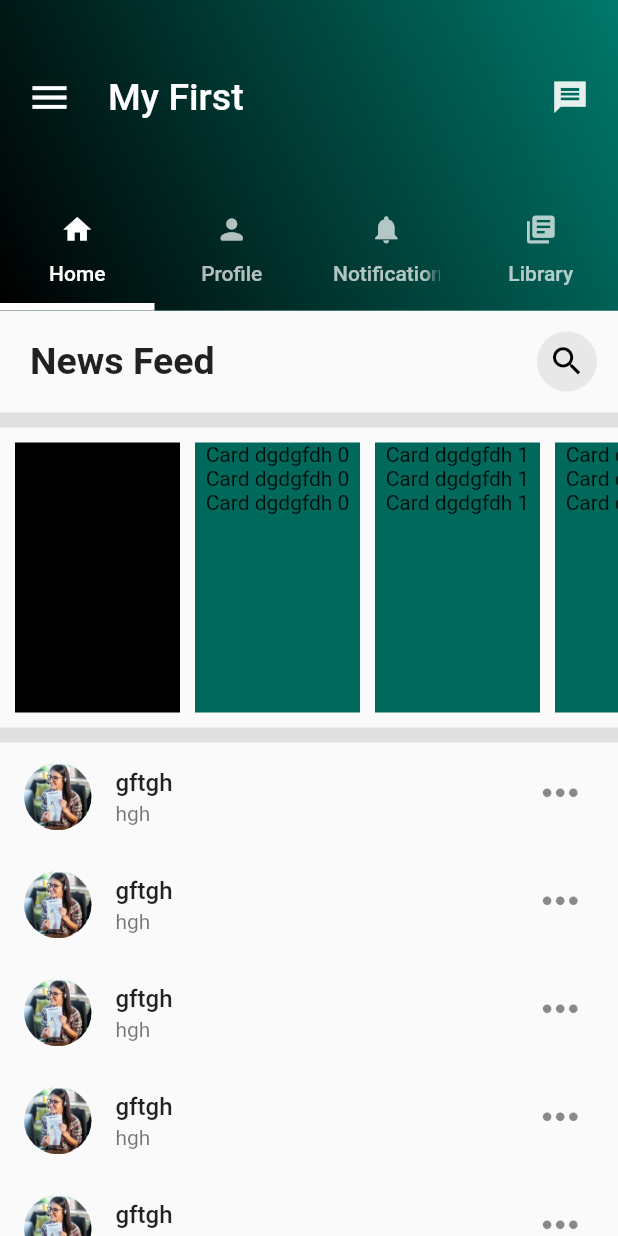
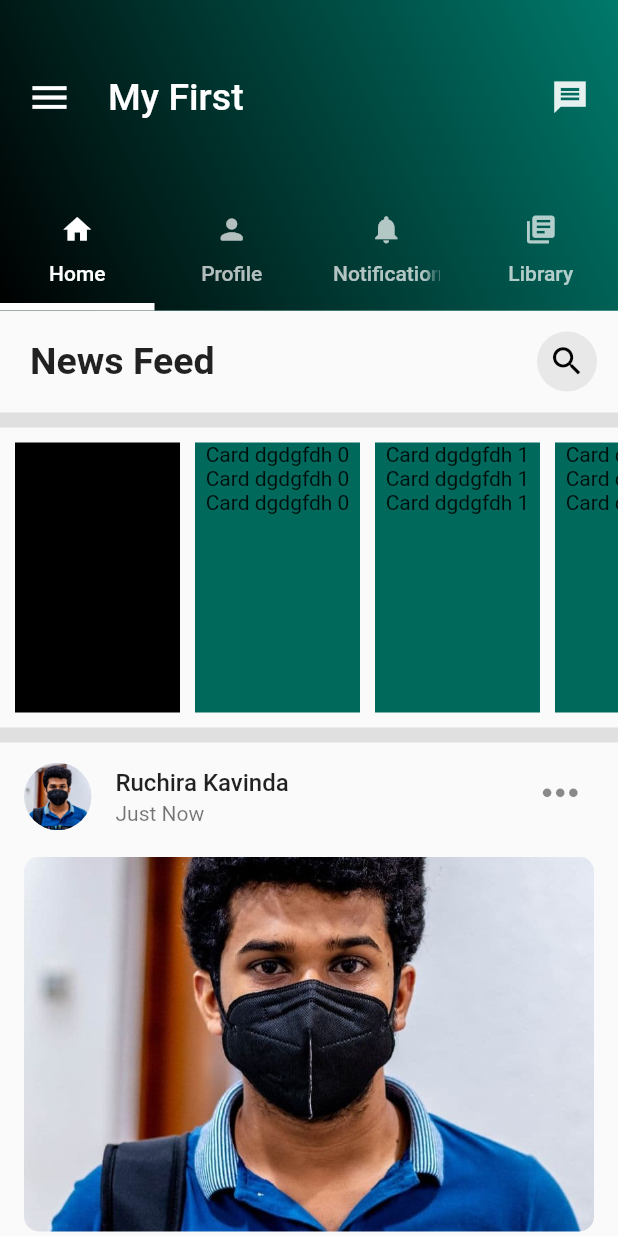
Before and after one commit to Ruchirakavinda/flutter_myfirst, a Flutter app: the screen it shows after launch, on a phone screen of 412 x 824 dp. Run offline on Flutter 3.47's test engine with Material 2 defaults, Android fonts, the phone set to English and light mode, and no system bars; our stand-ins replace flutter_spinkit; accounts and stored records are empty.

Commit message:
images added to  vertical list

```diff
--- a/lib/home.dart
+++ b/lib/home.dart
@@ -1,6 +1,5 @@
 import 'package:flutter/material.dart';
-import 'package:myfirst/tab2.dart';
-import 'package:myfirst/tabs.dart';
+import 'package:myfirst/tab1.dart';
 // import 'package:flutter/rendering.dart';
 
 class MyHome extends StatefulWidget {
@@ -70,10 +69,10 @@ class _MyHomeState extends State<MyHome> {
           ),
            body: TabBarView(
             children: [
-              Tab6(),
-              Tab2(),
-              Tab3(),
-              Tab4(),
+              Tab1(),
+              Tab1(),
+              Tab1(),
+              Tab1(),
 
             ],
          ),
--- /dev/null
+++ b/lib/tab1.dart
@@ -0,0 +1,276 @@
+import 'package:flutter/material.dart';
+
+class Tab1 extends StatefulWidget {
+  const Tab1({ Key? key }) : super(key: key);
+
+  @override
+  _Tab1State createState() => _Tab1State();
+}
+
+class _Tab1State extends State<Tab1> {
+
+  List name=["Ruchira Kavinda","Mia Andrus","Sunny Lisa"];
+  List time = ["Just Now","36 m","12 h"];
+  List img= ["assests/my.jpg","assests/girl.png","assests/girl.png"];
+
+
+
+  @override
+  Widget build(BuildContext context) {
+    return Scaffold(
+      body: Container(
+        child: SingleChildScrollView(
+          child: Column(
+            mainAxisSize: MainAxisSize.min,
+            children: [
+              Container(
+                child: Row(
+                            mainAxisAlignment: MainAxisAlignment.spaceBetween,
+                            children:<Widget> [
+                              Column(
+                                children:<Widget> [
+                                  Container(
+                                    margin: EdgeInsets.fromLTRB(20, 0, 0, 0),
+                                    child:Text(
+                                      "News Feed",
+                                      style: TextStyle(
+                                        fontSize:25.0 ,fontWeight: FontWeight.w700,
+                                        ),
+                                        )
+                                        ),
+
+                                ],
+                              ),
+                            Container(
+                                margin: EdgeInsets.all(10.0),
+                                child: Column(
+                                  children:<Widget> [
+                                    FloatingActionButton(
+                                      backgroundColor: Colors.grey.withOpacity(0.2),
+                                      mini: true,
+                                      elevation: 0.0,
+                                      child: Icon(Icons.search,size: 25,color: Colors.black,),
+                                      onPressed: (){},
+                                    ),
+                                  ],
+                                ),
+                              ),
+
+                            ],
+                ),
+              ),
+
+              Container(
+                height: 10,
+                color: Colors.grey[300],
+              ),
+
+              SizedBox(
+                height:200,
+                child: ListView.builder(
+                  itemCount: 10,
+                  scrollDirection:Axis.horizontal,
+                  itemBuilder:(context,index) => Row(
+                    children: [
+
+                      Container(
+                        width: index==0?110:0.0,
+                        margin: EdgeInsets.fromLTRB(10,10, index==0?10:0 ,10),
+                        child: Center(
+                          child:Column(
+                            children: [
+                              Text("")
+                            ],
+                          ),
+                          ),
+                        color: Colors.black,
+                      ),
+
+
+                      Container(
+                        width: 110,
+                        margin: EdgeInsets.fromLTRB(0,10,0,10),
+                        child: Center(
+                          child:Column(
+                            children: [
+                              Text("Card dgdgfdh $index"),
+                              Text("Card dgdgfdh $index"),
+                              Text("Card dgdgfdh $index"),
+                            ],
+                          ),
+                          ),
+                        color: Colors.teal[800],
+                      ),
+                    ],
+                  )
+                  ),
+              ),
+
+              Container(
+                height: 10,
+                color: Colors.grey[300],
+              ),
+
+
+              Flexible(
+                child:ListView.separated(
+                    separatorBuilder: (context, index) => Container(
+                    height: 10,
+                    color: Colors.grey[300],
+                  ),
+                  itemCount: name.length,
+                  physics: NeverScrollableScrollPhysics(),
+                  shrinkWrap: true,
+                  itemBuilder:(context,index)=>Column(
+                    children: [
+                      ListTile(
+                        leading:Container(
+                              width:45.0,
+                              height:45.0,
+                              margin: EdgeInsets.fromLTRB(0,0,0,0),
+                              decoration: BoxDecoration(
+                              shape: BoxShape.circle,
+                              image: DecorationImage(
+                              image: AssetImage(img[index]),
+                                    fit: BoxFit.fill,
+                                ),
+                              ),
+                            ),
+                            onTap: (){},
+                            title: Text(name[index],style: TextStyle(fontWeight: FontWeight.w500),),
+                            subtitle: Text(time[index]),
+                            trailing:Column(
+                            children: [
+                              IconButton(
+                                icon:Icon(Icons.more_horiz,size: 35.0,), onPressed: () {  } ,
+                                ),
+                              ],
+                            ),
+                      ),
+
+
+                      ListTile(
+                      title : Container(
+                        width: MediaQuery.of(context).size.width,
+                        height: 250,
+                        decoration: BoxDecoration(
+                        borderRadius: BorderRadius.circular(10),
+                        image: DecorationImage(
+                        image: AssetImage(img[index]),
+                        fit: BoxFit.cover,
+                        ),
+                      ),
+                      ),
+                      ),
+
+
+
+                      Padding(
+                        padding: const EdgeInsets.fromLTRB(20,20,20,0),
+                        child: Row(
+                          mainAxisAlignment: MainAxisAlignment.spaceBetween,
+                          children: [
+                            Container(
+                              child: Row(
+                                children: [
+                                  Text("251"),
+                                  Text(" Stars")
+                                ],
+                              ),
+                            ),
+
+                            Container(
+                              child: Row(
+                                children: [
+                                  Text("51"),
+                                  Text(" Comments")
+                                ],
+                              ),
+                            ),
+
+                            Container(
+                              child: Row(
+                                children: [
+                                  Text("25"),
+                                  Text(" Shares")
+                                ],
+                              ),
+                            )
+                          ],
+                        ),
+                      ),
+
+
+                      Divider(),
+
+
+                      Padding(
+                        padding: EdgeInsets.fromLTRB(20,0,20,0),
+                        child: Row(
+                          mainAxisAlignment: MainAxisAlignment.spaceBetween,
+                          children: [
+                            IconButton(
+                              onPressed: (){},
+                              icon: Icon(Icons.star,size: 30,color: Colors.black54,)),
+
+                            IconButton(
+                              onPressed: (){},
+                              icon: Icon(Icons.comment,size: 30,color: Colors.black54,)),
+
+                            IconButton(
+                            onPressed: (){},
+                            icon: Icon(Icons.share,size: 30,color: Colors.black54,))
+                          ],
+
+
+                        ),
+                      ),
+
+                      Divider(),
+
+
+                      ListTile(
+                        leading:Container(
+                          width:35.0,
+                          height:35.0,
+                          margin: EdgeInsets.fromLTRB(0,0,0,0),
+                          decoration: BoxDecoration(
+                          shape: BoxShape.circle,
+                          image: DecorationImage(
+                          image: AssetImage(img[index]),
+                                fit: BoxFit.fill,
+                            ),
+                          ),
+                        ),
+                        onTap: (){},
+                        title: Text(name[index],style: TextStyle(fontWeight: FontWeight.w500),),
+                        subtitle: Column(
+                          crossAxisAlignment: CrossAxisAlignment.start,
+                          children: [
+                            Text(time[index]),
+                            Padding(
+                              padding: const EdgeInsets.fromLTRB(0,10,0,10),
+                              child: Text('I need to make body part scrollable.\nHow can i implement that scroll.',style: TextStyle(fontSize: 16,color: Colors.black),),
+                            )
+                          ],
+                        ),
+
+                      ),
+
+
+
+                    ],
+                  )
+                  )
+              )
+
+
+
+
+            ],
+          ),),
+      ),
+
+    );
+  }
+}
--- a/lib/tab2.dart
+++ /dev/null
@@ -1,152 +0,0 @@
-import 'package:flutter/material.dart';
-
-class Tab6 extends StatefulWidget {
-  const Tab6({ Key? key }) : super(key: key);
-
-  @override
-  _Tab6State createState() => _Tab6State();
-}
-
-class _Tab6State extends State<Tab6> {
-  @override
-  Widget build(BuildContext context) {
-    return Scaffold(
-      body: Container(
-        child: SingleChildScrollView(
-          child: Column(
-            mainAxisSize: MainAxisSize.min,
-            children: [
-              Container(
-                child: Row(
-                            mainAxisAlignment: MainAxisAlignment.spaceBetween,
-                            children:<Widget> [
-                              Column(
-                                children:<Widget> [
-                                  Container(
-                                    margin: EdgeInsets.fromLTRB(20, 0, 0, 0),
-                                    child:Text(
-                                      "News Feed",
-                                      style: TextStyle(
-                                        fontSize:25.0 ,fontWeight: FontWeight.w700,
-                                        ),
-                                        )
-                                        ),
-
-                                ],
-                              ),
-                            Container(
-                                margin: EdgeInsets.all(10.0),
-                                child: Column(
-                                  children:<Widget> [
-                                    FloatingActionButton(
-                                      backgroundColor: Colors.grey.withOpacity(0.2),
-                                      mini: true,
-                                      elevation: 0.0,
-                                      child: Icon(Icons.search,size: 25,color: Colors.black,),
-                                      onPressed: (){},
-                                    ),
-                                  ],
-                                ),
-                              ),
-
-                            ],
-                ),
-              ),
-
-              Container(
-                height: 10,
-                color: Colors.grey[300],
-              ),
-
-              SizedBox(
-                height:200,
-                child: ListView.builder(
-                  itemCount: 10,
-                  scrollDirection:Axis.horizontal,
-                  itemBuilder:(context,index) => Row(
-                    children: [
-
-                      Container(
-                        width: index==0?110:0.0,
-                        margin: EdgeInsets.fromLTRB(10,10, index==0?10:0 ,10),
-                        child: Center(
-                          child:Column(
-                            children: [
-                              Text("")
-                            ],
-                          ),
-                          ),
-                        color: Colors.black,
-                      ),
-
-
-                      Container(
-                        width: 110,
-                        margin: EdgeInsets.fromLTRB(0,10,0,10),
-                        child: Center(
-                          child:Column(
-                            children: [
-                              Text("Card dgdgfdh $index"),
-                              Text("Card dgdgfdh $index"),
-                              Text("Card dgdgfdh $index"),
-                            ],
-                          ),
-                          ),
-                        color: Colors.teal[800],
-                      ),
-                    ],
-                  )
-                  ),
-              ),
-
-              Container(
-                height: 10,
-                color: Colors.grey[300],
-              ),
-
-
-              Flexible(
-                child:ListView.builder(
-                  itemCount: 20,
-                  physics: NeverScrollableScrollPhysics(),
-                  shrinkWrap: true,
-                  itemBuilder:(context,index)=>ListTile(
-
-                    // leading: Text("hi $index"),
-                    leading:Container(
-                          width:45.0,
-                          height:45.0,
-                          margin: EdgeInsets.fromLTRB(0,0,0,0),
-                          decoration: BoxDecoration(
-                          shape: BoxShape.circle,
-                          image: DecorationImage(
-                          image: AssetImage('assests/girl.png'),
-                                fit: BoxFit.fill,
-                            ),
-                          ),
-                        ),
-                        onTap: (){},
-                        title: Text("gftgh",style: TextStyle(fontWeight: FontWeight.w500),),
-                        subtitle: Text("hgh"),
-                        trailing:Column(
-                        children: [
-                          IconButton(
-                            icon:Icon(Icons.more_horiz,size: 35.0,), onPressed: () {  } ,
-                            ),
-                          ],
-                        ),
-
-                  )
-                  )
-              )
-
-
-
-
-            ],
-          ),),
-      ),
-
-    );
-  }
-}
```
Also changed, not shown: lib/tab3.dart (added), lib/tab4.dart (added).
